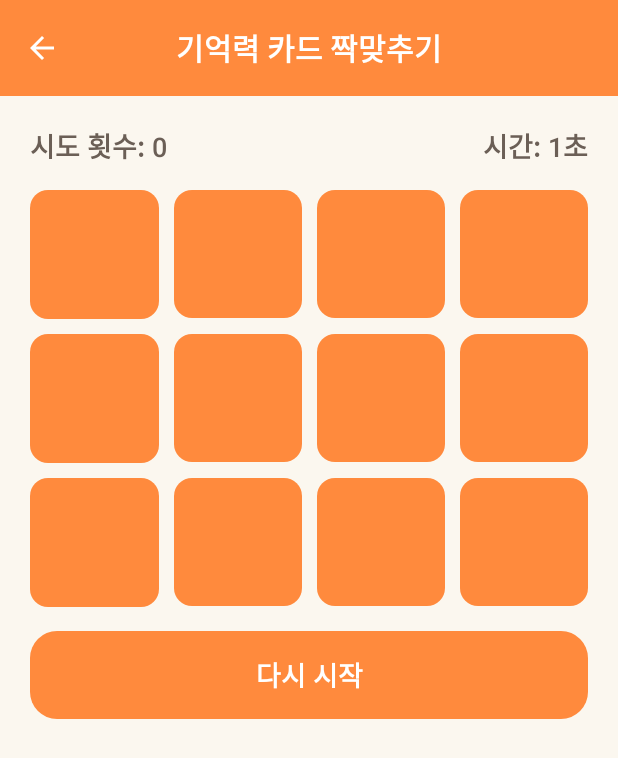
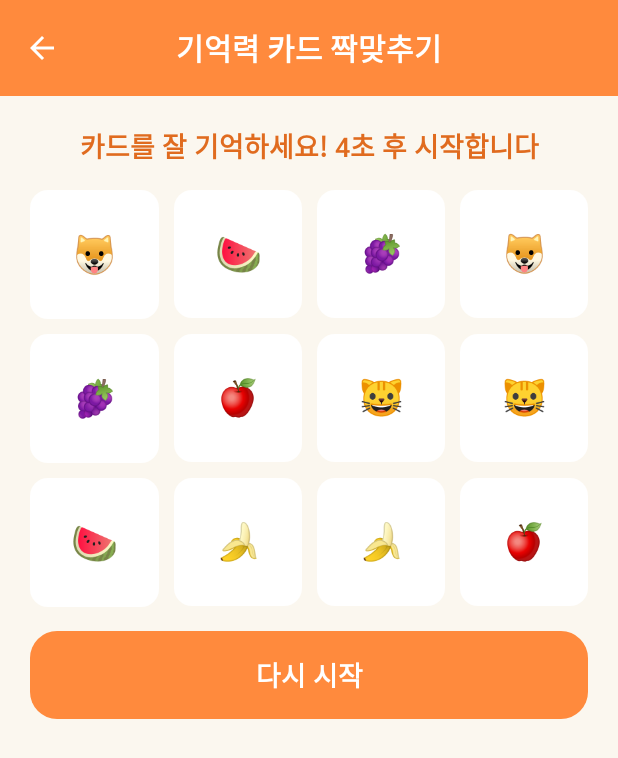
Before and after one commit to njoycom-hue/old, an Android app built with Jetpack Compose: the MemoryGameScreen screen opened through its navigation route, on a phone screen of 412 x 824 dp. Shown: the top 758 px of the screen. Run offline under Robolectric (Android 15) with nearby library versions, the phone set to English and light mode, and no system bars; our stand-ins replace Dagger/Hilt's generated code.

Commit message:
Add memory-card preview and fix sequence game's restart button
Memory match: cards now start face-up for 5 seconds so the player can
memorize positions before they flip down and the timer/move counter
start. Card taps and the "다시 시작" behavior are gated on the preview
being over.

Sequence recall: the "시작"/"진행 중..." button had no enabled state,
so tapping it mid-round silently reset the whole game (sequence
cleared, playback/round progress lost) — which is what made the game
feel broken. It's now only enabled when idle or game-over.

Co-Authored-By: Claude Sonnet 5 <noreply@anthropic.com>
Claude-Session: https://claude.ai/code/session_016bvdjxWPP5r56g2Sw5MkRm

```diff
--- a/app/src/main/java/com/dunoetoktok/app/ui/components/AppComponents.kt
+++ b/app/src/main/java/com/dunoetoktok/app/ui/components/AppComponents.kt
@@ -63,9 +63,15 @@ fun AppTopBar(title: String, onBack: (() -> Unit)?) {
 }
 
 @Composable
-fun PrimaryButton(text: String, modifier: Modifier = Modifier, onClick: () -> Unit) {
+fun PrimaryButton(
+    text: String,
+    modifier: Modifier = Modifier,
+    enabled: Boolean = true,
+    onClick: () -> Unit,
+) {
     Button(
         onClick = onClick,
+        enabled = enabled,
         modifier = modifier.fillMaxWidth(),
         shape = RoundedCornerShape(18.dp),
         contentPadding = PaddingValues(vertical = 16.dp),
--- a/app/src/main/java/com/dunoetoktok/app/ui/games/memory/MemoryGameScreen.kt
+++ b/app/src/main/java/com/dunoetoktok/app/ui/games/memory/MemoryGameScreen.kt
@@ -41,7 +41,17 @@ fun MemoryGameScreen(onBack: () -> Unit, viewModel: MemoryGameViewModel = hiltVi
                 .fillMaxSize(),
             verticalArrangement = Arrangement.spacedBy(16.dp),
         ) {
-            StatusRow("시도 횟수: ${uiState.moves}", "시간: ${uiState.elapsedSeconds}초")
+            if (uiState.isPreviewing) {
+                Text(
+                    "카드를 잘 기억하세요! ${uiState.previewSecondsRemaining}초 후 시작합니다",
+                    style = MaterialTheme.typography.titleMedium,
+                    color = MaterialTheme.colorScheme.secondary,
+                    textAlign = TextAlign.Center,
+                    modifier = Modifier.fillMaxWidth(),
+                )
+            } else {
+                StatusRow("시도 횟수: ${uiState.moves}", "시간: ${uiState.elapsedSeconds}초")
+            }
 
             LazyVerticalGrid(
                 columns = GridCells.Fixed(4),
@@ -52,7 +62,7 @@ fun MemoryGameScreen(onBack: () -> Unit, viewModel: MemoryGameViewModel = hiltVi
                     MemoryCard(
                         icon = card.icon,
                         isRevealed = card.isFaceUp || card.isMatched,
-                        isMatched = card.isMatched,
+                        isClickable = !uiState.isPreviewing && !card.isMatched,
                         onClick = { viewModel.onCardClick(card.id) },
                     )
                 }
@@ -78,14 +88,14 @@ fun MemoryGameScreen(onBack: () -> Unit, viewModel: MemoryGameViewModel = hiltVi
 }
 
 @Composable
-private fun MemoryCard(icon: String, isRevealed: Boolean, isMatched: Boolean, onClick: () -> Unit) {
+private fun MemoryCard(icon: String, isRevealed: Boolean, isClickable: Boolean, onClick: () -> Unit) {
     val background = if (isRevealed) MaterialTheme.colorScheme.surface else MaterialTheme.colorScheme.primary
     Box(
         modifier = Modifier
             .aspectRatio(1f)
             .clip(RoundedCornerShape(12.dp))
             .background(background)
-            .clickable(enabled = !isMatched, onClick = onClick),
+            .clickable(enabled = isClickable, onClick = onClick),
         contentAlignment = Alignment.Center,
     ) {
         if (isRevealed) {
--- a/app/src/main/java/com/dunoetoktok/app/ui/games/memory/MemoryGameViewModel.kt
+++ b/app/src/main/java/com/dunoetoktok/app/ui/games/memory/MemoryGameViewModel.kt
@@ -16,6 +16,8 @@ import kotlinx.coroutines.isActive
 import kotlinx.coroutines.launch
 import javax.inject.Inject
 
+private const val PREVIEW_SECONDS = 5
+
 data class MemoryCardUi(
     val id: Int,
     val icon: String,
@@ -29,6 +31,8 @@ data class MemoryGameUiState(
     val elapsedSeconds: Int = 0,
     val isComplete: Boolean = false,
     val isNewRecord: Boolean = false,
+    val isPreviewing: Boolean = true,
+    val previewSecondsRemaining: Int = PREVIEW_SECONDS,
 )
 
 @HiltViewModel
@@ -44,6 +48,7 @@ class MemoryGameViewModel @Inject constructor(
     private var matchedPairCount = 0
     private var previousBest: Int? = null
     private var timerJob: Job? = null
+    private var previewJob: Job? = null
 
     init {
         startNewGame()
@@ -51,18 +56,38 @@ class MemoryGameViewModel @Inject constructor(
 
     fun startNewGame() {
         timerJob?.cancel()
+        previewJob?.cancel()
         firstFlippedId = null
-        isBoardLocked = false
+        isBoardLocked = true
         matchedPairCount = 0
         previousBest = null
 
+        // All cards start face up so the player can memorize them before the preview ends.
         val cards = (ICONS + ICONS).shuffled()
-            .mapIndexed { index, icon -> MemoryCardUi(id = index, icon = icon) }
+            .mapIndexed { index, icon -> MemoryCardUi(id = index, icon = icon, isFaceUp = true) }
         _uiState.value = MemoryGameUiState(cards = cards)
 
         viewModelScope.launch {
             previousBest = gameRepository.observeBestScore(GameType.MEMORY).first()
         }
+
+        previewJob = viewModelScope.launch {
+            for (remaining in PREVIEW_SECONDS downTo 1) {
+                _uiState.update { it.copy(previewSecondsRemaining = remaining) }
+                delay(1_000)
+            }
+            _uiState.update { state ->
+                state.copy(
+                    isPreviewing = false,
+                    cards = state.cards.map { it.copy(isFaceUp = false) },
+                )
+            }
+            isBoardLocked = false
+            startTimer()
+        }
+    }
+
+    private fun startTimer() {
         timerJob = viewModelScope.launch {
             while (isActive) {
                 delay(1_000)
@@ -74,6 +99,7 @@ class MemoryGameViewModel @Inject constructor(
     fun onCardClick(cardId: Int) {
         if (isBoardLocked) return
         val state = _uiState.value
+        if (state.isPreviewing) return
         val clicked = state.cards.firstOrNull { it.id == cardId } ?: return
         if (clicked.isFaceUp || clicked.isMatched) return
 
@@ -132,6 +158,7 @@ class MemoryGameViewModel @Inject constructor(
 
     override fun onCleared() {
         timerJob?.cancel()
+        previewJob?.cancel()
     }
 
     companion object {
--- a/app/src/main/java/com/dunoetoktok/app/ui/games/sequence/SequenceGameScreen.kt
+++ b/app/src/main/java/com/dunoetoktok/app/ui/games/sequence/SequenceGameScreen.kt
@@ -73,12 +73,13 @@ fun SequenceGameScreen(onBack: () -> Unit, viewModel: SequenceGameViewModel = hi
                 }
             }
 
+            val isIdleOrGameOver = uiState.phase == SequencePhase.IDLE || uiState.phase == SequencePhase.GAME_OVER
             val buttonLabel = when (uiState.phase) {
                 SequencePhase.IDLE -> "시작"
                 SequencePhase.GAME_OVER -> "다시 시작"
                 else -> "진행 중..."
             }
-            PrimaryButton(text = buttonLabel, onClick = { viewModel.start() })
+            PrimaryButton(text = buttonLabel, enabled = isIdleOrGameOver, onClick = { viewModel.start() })
         }
     }
 }
```
